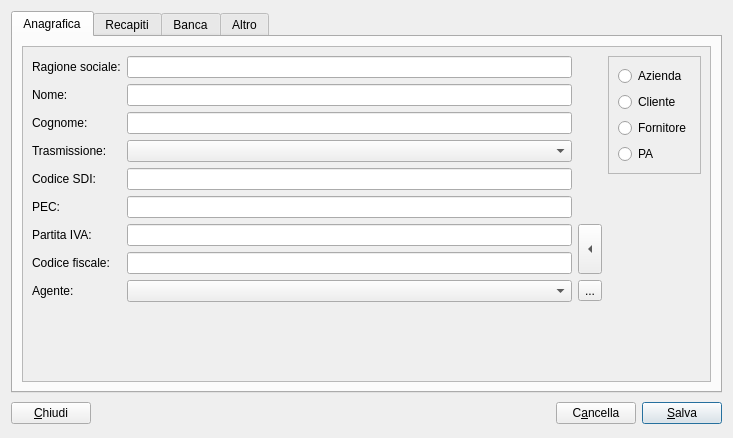
Above: moduleAnagrafica/anagraficaadddialog.ui from kvsd/Gestionale before the change. Below: the same form after it.
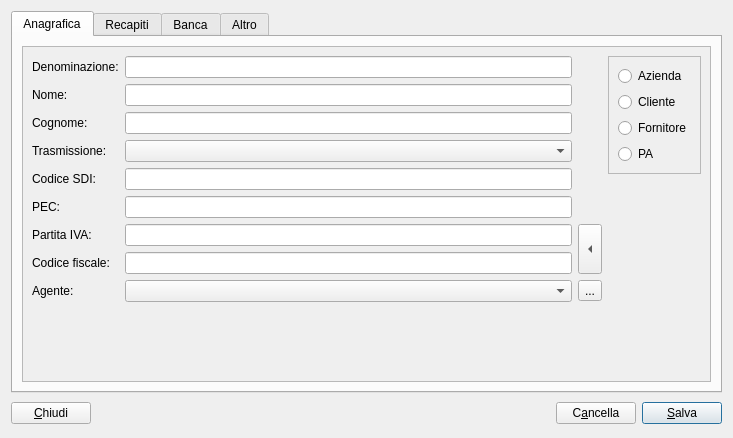
That is the form after the change.

Commit message: Rinominato il campo rag_sociale in denominazione

```diff
--- a/moduleAnagrafica/anagraficaadddialog.ui
+++ b/moduleAnagrafica/anagraficaadddialog.ui
@@ -190,7 +190,7 @@
              <item row="0" column="0">
               <widget class="QLabel" name="ragSocialeLB">
                <property name="text">
-                <string>Ragione sociale:</string>
+                <string>Denominazione:</string>
                </property>
                <property name="buddy">
                 <cstring>ragSocialeLE</cstring>
```
Left out of the diff: 6 changed lines with no effect on the pictures. The commit also changes 10 other files.
